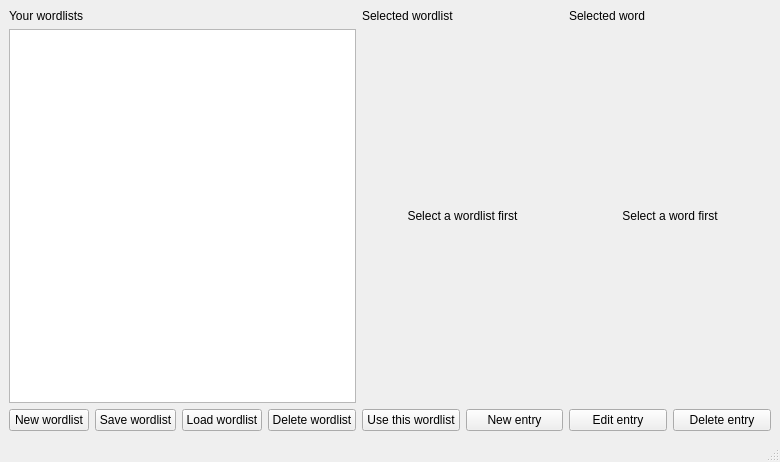
Old version of the form wordlists.ui in the repository HubertK05/x-infinity.
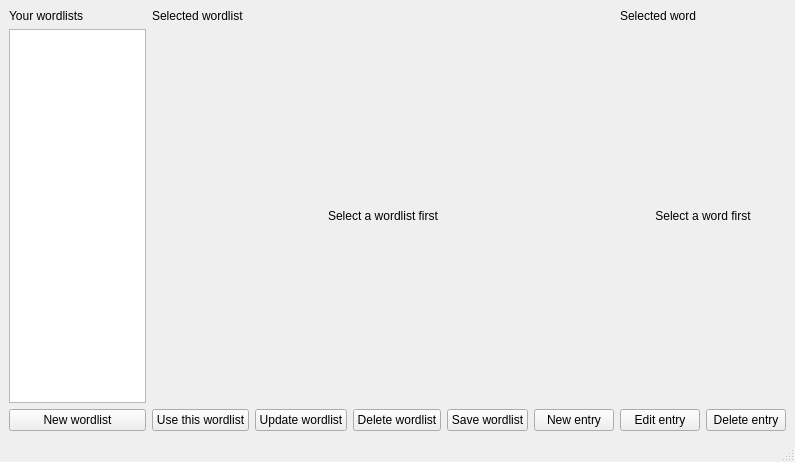
New version of the form.

Commit message: Add CRUD for wordlists

The edit to the form file:
```diff
--- a/wordlists.ui
+++ b/wordlists.ui
@@ -6,7 +6,7 @@
    <rect>
     <x>0</x>
     <y>0</y>
-    <width>780</width>
+    <width>795</width>
     <height>462</height>
    </rect>
   </property>
@@ -110,6 +110,27 @@
           </property>
          </widget>
         </item>
+        <item>
+         <widget class="QPushButton" name="update_wordlist_button">
+          <property name="text">
+           <string>Update wordlist</string>
+          </property>
+         </widget>
+        </item>
+        <item>
+         <widget class="QPushButton" name="delete_wordlist_button">
+          <property name="text">
+           <string>Delete wordlist</string>
+          </property>
+         </widget>
+        </item>
+        <item>
+         <widget class="QPushButton" name="save_wordlist_button">
+          <property name="text">
+           <string>Save wordlist</string>
+          </property>
+         </widget>
+        </item>
         <item>
          <widget class="QPushButton" name="new_entry_button">
           <property name="text">
@@ -142,27 +163,6 @@
           </property>
          </widget>
         </item>
-        <item>
-         <widget class="QPushButton" name="save_wordlist_button">
-          <property name="text">
-           <string>Save wordlist</string>
-          </property>
-         </widget>
-        </item>
-        <item>
-         <widget class="QPushButton" name="load_wordlist_button">
-          <property name="text">
-           <string>Load wordlist</string>
-          </property>
-         </widget>
-        </item>
-        <item>
-         <widget class="QPushButton" name="delete_wordlist_button">
-          <property name="text">
-           <string>Delete wordlist</string>
-          </property>
-         </widget>
-        </item>
        </layout>
       </item>
      </layout>
```
Left out of the diff: 2 changed lines with no effect on the pictures. The commit also changes 8 other files.
